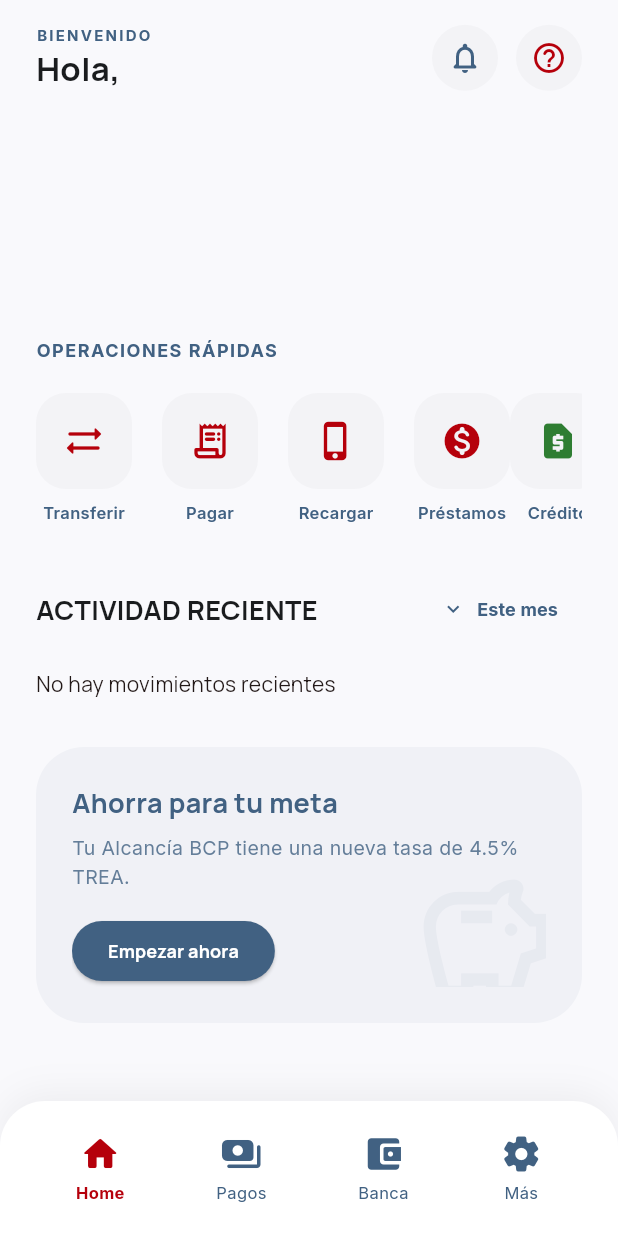
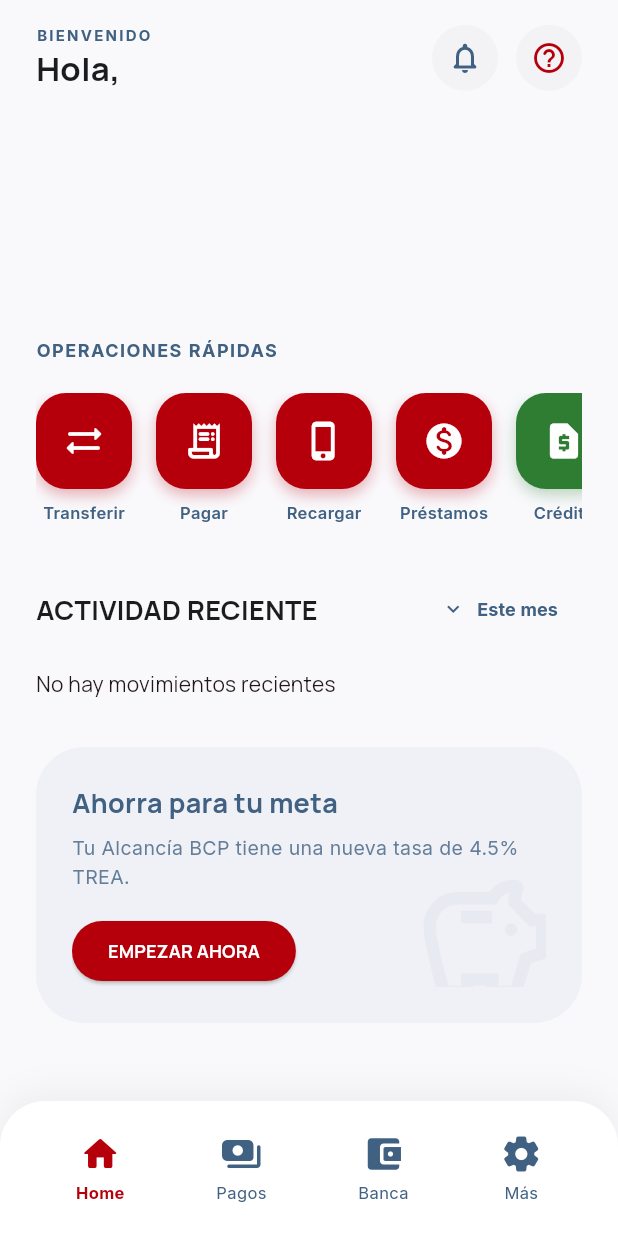
Before and after one commit to josebacilio2004/app_movil_banco, a Flutter app: the screen it shows once a user with an empty profile is signed in, on a phone screen of 412 x 824 dp. Run offline on Flutter 3.47's test engine with Material 3 defaults, Android fonts, the phone set to English and light mode, and no system bars; our stand-ins replace cloud_firestore, firebase_auth, firebase_core, google_fonts, share_plus, shared_preferences; accounts and stored records are empty.

Commit message:
SosaPorrasJhoan: Se mejoró la UI - usando colores en actividad reciente y botones rojos con iconos blancos

```diff
--- a/lib/screens/dashboard_screen.dart
+++ b/lib/screens/dashboard_screen.dart
@@ -12,6 +12,7 @@
 import 'payment_screen.dart';
 import 'loan_screen.dart';
 import 'loan_simulator_screen.dart';
+import 'ahorro_screen.dart';
 
 class DashboardScreen extends StatefulWidget {
   const DashboardScreen({super.key});
@@ -573,7 +574,14 @@
   return Column(
     crossAxisAlignment: CrossAxisAlignment.start,
     children: [
-        Text("OPERACIONES RÁPIDAS", style: AppStyles.body(size: 12, weight: FontWeight.bold, color: AppColors.secondaryBlue).copyWith(letterSpacing: 1)),
+      Text(
+        "OPERACIONES RÁPIDAS",
+        style: AppStyles.body(
+          size: 12,
+          weight: FontWeight.bold,
+          color: AppColors.secondaryBlue,
+        ).copyWith(letterSpacing: 1),
+      ),
       const SizedBox(height: 20),
       SingleChildScrollView(
         scrollDirection: Axis.horizontal,
@@ -581,15 +589,20 @@
         child: Row(
           children: [
             _buildOpItem("Transferir", Icons.sync_alt_rounded, () {}),
-              const SizedBox(width: 20),
-              _buildOpItem("Pagar", Icons.receipt_long_rounded, () => Navigator.push(context, MaterialPageRoute(builder: (_) => const PaymentScreen()))),
-              const SizedBox(width: 20),
+            const SizedBox(width: 16),
+            _buildOpItem("Pagar", Icons.receipt_long_rounded,
+              () => Navigator.push(context, MaterialPageRoute(builder: (_) => const PaymentScreen()))),
+            const SizedBox(width: 16),
             _buildOpItem("Recargar", Icons.phone_iphone_rounded, () {}),
-              const SizedBox(width: 20),
+            const SizedBox(width: 16),
             _buildOpItem("Préstamos", Icons.monetization_on_rounded,
-                () => Navigator.push(context, MaterialPageRoute(builder: (_) => const LoanSimulatorScreen()))
-              ),
-              _buildOpItem("Crédito", Icons.request_page, () => Navigator.pushNamed(context, "solicitud_credito"), color: AppColors.successGreen),
+              () => Navigator.push(context, MaterialPageRoute(builder: (_) => const LoanSimulatorScreen()))),
+            const SizedBox(width: 16),
+            _buildOpItem("Crédito", Icons.request_page, () {},
+              color: AppColors.successGreen),
+            const SizedBox(width: 16),
+            _buildOpItem("Ahorro", Icons.savings_outlined,
+              () => Navigator.push(context, MaterialPageRoute(builder: (_) => const AhorroScreen()))),
           ],
         ),
       ),
@@ -600,16 +613,38 @@
   Widget _buildOpItem(String label, IconData icon, VoidCallback onTap, {Color? color}) {
   return InkWell(
     onTap: onTap,
+    borderRadius: BorderRadius.circular(20),
     child: Column(
       children: [
         Container(
           width: 64,
           height: 64,
-            decoration: BoxDecoration(color: AppColors.containerLow, borderRadius: BorderRadius.circular(20)),
-            child: Icon(icon, color: color ?? AppColors.primaryRed, size: 28),
+          decoration: BoxDecoration(
+            color: color ?? AppColors.primaryRed,
+            borderRadius: BorderRadius.circular(20),
+            boxShadow: [
+              BoxShadow(
+                color: (color ?? AppColors.primaryRed).withOpacity(0.3),
+                blurRadius: 8,
+                offset: const Offset(0, 4),
+              ),
+            ],
+          ),
+          child: Icon(
+            icon,
+            color: Colors.white,
+            size: 28,
+          ),
         ),
         const SizedBox(height: 8),
-          Text(label, style: AppStyles.body(size: 11, weight: FontWeight.w600, color: AppColors.secondaryBlue)),
+        Text(
+          label,
+          style: AppStyles.body(
+            size: 11,
+            weight: FontWeight.w600,
+            color: AppColors.secondaryBlue,
+          ),
+        ),
       ],
     ),
   );
@@ -647,12 +682,21 @@
 
   Widget _buildTxItem(TransaccionModel tx) {
   bool isCredit = tx.tipo == 'credito';
+
   return Container(
     margin: const EdgeInsets.only(bottom: 12),
     padding: const EdgeInsets.all(16),
-      decoration: BoxDecoration(color: Colors.white, borderRadius: BorderRadius.circular(16), boxShadow: [
-        BoxShadow(color: Colors.black.withOpacity(0.02), blurRadius: 10, offset: const Offset(0, 4))
-      ]),
+    decoration: BoxDecoration(
+      color: Colors.white,
+      borderRadius: BorderRadius.circular(16),
+      boxShadow: [
+        BoxShadow(
+          color: Colors.black.withOpacity(0.02),
+          blurRadius: 10,
+          offset: const Offset(0, 4),
+        ),
+      ],
+    ),
     child: Row(
       mainAxisAlignment: MainAxisAlignment.spaceBetween,
       children: [
@@ -662,23 +706,41 @@
               width: 48,
               height: 48,
               decoration: BoxDecoration(
-                  color: isCredit ? AppColors.tertiaryBlue.withOpacity(0.1) : AppColors.secondaryBlue.withOpacity(0.1),
-                  shape: BoxShape.circle
+                color: isCredit
+                    ? AppColors.successGreen.withOpacity(0.15)
+                    : AppColors.primaryRed.withOpacity(0.15),
+                shape: BoxShape.circle,
               ),
               child: Icon(
                 isCredit ? Icons.trending_up_rounded : Icons.shopping_bag_outlined,
-                  color: isCredit ? AppColors.tertiaryBlue : AppColors.secondaryBlue,
-                  size: 24
+                color: isCredit ? AppColors.successGreen : AppColors.primaryRed,
+                size: 24,
               ),
             ),
             const SizedBox(width: 16),
             Column(
               crossAxisAlignment: CrossAxisAlignment.start,
               children: [
-                  Text(tx.descripcion, style: AppStyles.body(size: 14, weight: FontWeight.bold)),
+                SizedBox(
+                  width: MediaQuery.of(context).size.width * 0.4,
+                  child: Text(
+                    tx.descripcion,
+                    style: const TextStyle(
+                      fontSize: 14,
+                      fontWeight: FontWeight.bold,
+                      color: AppColors.secondaryBlue,
+                    ),
+                    maxLines: 1,
+                    overflow: TextOverflow.ellipsis,
+                  ),
+                ),
+                const SizedBox(height: 4),
                 Text(
                   "${DateFormat("d MMM").format(tx.fecha)} • ${_getCategory(tx.descripcion)}",
-                    style: AppStyles.body(size: 12, color: AppColors.textGray.withOpacity(0.6))
+                  style: TextStyle(
+                    fontSize: 12,
+                    color: AppColors.textGray.withOpacity(0.6),
+                  ),
                 ),
               ],
             ),
@@ -686,7 +748,11 @@
         ),
         Text(
           "${isCredit ? '+' : '-'} S/ ${NumberFormat("#,##0.00").format(tx.monto)}",
-            style: AppStyles.headline(size: 15, color: isCredit ? AppColors.tertiaryBlue : AppColors.onSurface),
+          style: TextStyle(
+            fontSize: 16,
+            fontWeight: FontWeight.bold,
+            color: isCredit ? AppColors.successGreen : AppColors.primaryRed,
+          ),
         ),
       ],
     ),
@@ -721,14 +787,20 @@
             ),
             const SizedBox(height: 16),
             ElevatedButton(
-                onPressed: () {},
+              onPressed: () {
+                // ✅ Navegar a la pantalla de Meta de Ahorro
+                Navigator.push(
+                  context,
+                  MaterialPageRoute(builder: (_) => const AhorroScreen()),
+                );
+              },
               style: ElevatedButton.styleFrom(
-                  backgroundColor: AppColors.secondaryBlue,
+                backgroundColor: AppColors.primaryRed,
                 foregroundColor: Colors.white,
                 shape: RoundedRectangleBorder(borderRadius: AppStyles.radiusFull),
                 padding: const EdgeInsets.symmetric(horizontal: 24),
               ),
-                child: const Text("Empezar ahora", style: TextStyle(fontSize: 12, fontWeight: FontWeight.bold)),
+              child: const Text("EMPEZAR AHORA", style: TextStyle(fontSize: 12, fontWeight: FontWeight.bold)),
             )
           ],
         ),
```
Lines whose indentation alone changed are shown as unchanged.
